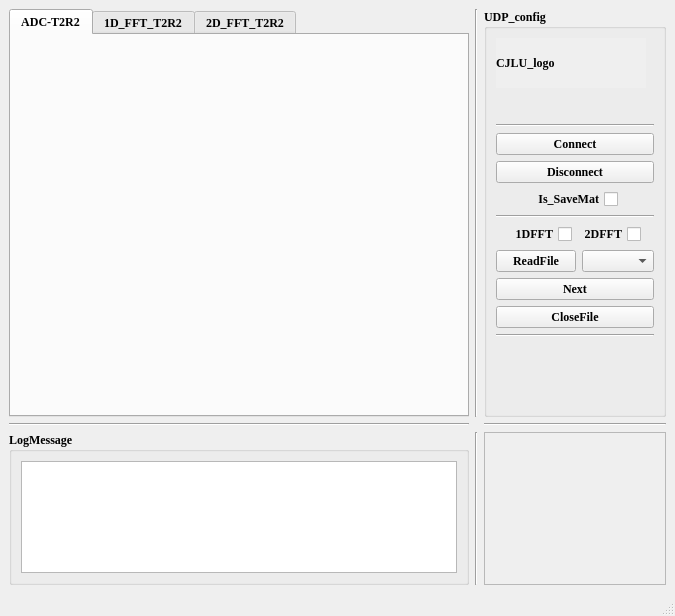
Before: the Qt Designer form Radar_UDP.ui in CruzeOliver/Andar_Radar_UDP, drawn with Qt 5.
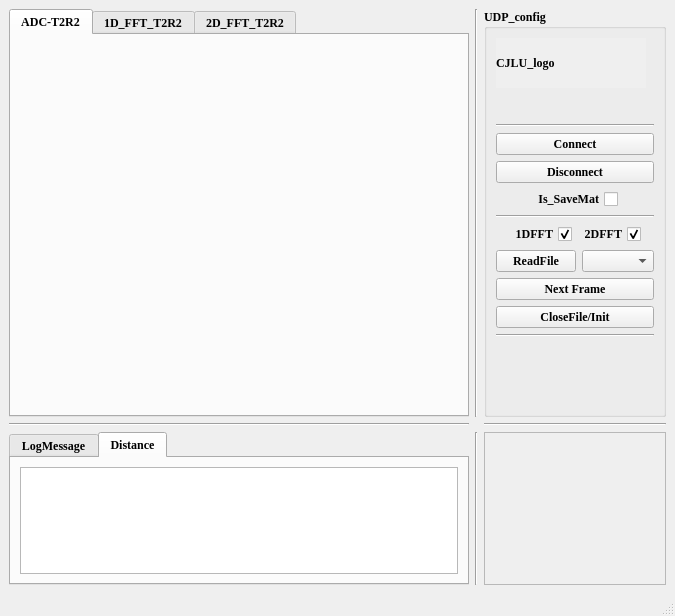
After: the same form once the commit is applied.

```diff
--- a/Radar_UDP.ui
+++ b/Radar_UDP.ui
@@ -139,31 +139,6 @@
       </widget>
      </widget>
     </item>
-    <item row="2" column="0">
-     <widget class="QGroupBox" name="groupBox_3">
-      <property name="sizePolicy">
-       <sizepolicy hsizetype="Expanding" vsizetype="Expanding">
-        <horstretch>2</horstretch>
-        <verstretch>3</verstretch>
-       </sizepolicy>
-      </property>
-      <property name="font">
-       <font>
-        <family>Times New Roman</family>
-        <weight>75</weight>
-        <bold>true</bold>
-       </font>
-      </property>
-      <property name="title">
-       <string>LogMessage</string>
-      </property>
-      <layout class="QHBoxLayout" name="horizontalLayout">
-       <item>
-        <widget class="QTextEdit" name="textEdit_log"/>
-       </item>
-      </layout>
-     </widget>
-    </item>
     <item row="0" column="2">
      <widget class="QGroupBox" name="groupBox_2">
       <property name="sizePolicy">
@@ -340,6 +315,9 @@
            <property name="text">
             <string>2DFFT</string>
            </property>
+           <property name="checked">
+            <bool>true</bool>
+           </property>
           </widget>
          </item>
          <item row="0" column="1">
@@ -350,6 +328,9 @@
            <property name="text">
             <string>1DFFT</string>
            </property>
+           <property name="checked">
+            <bool>true</bool>
+           </property>
           </widget>
          </item>
         </layout>
@@ -377,14 +358,14 @@
        <item>
         <widget class="QPushButton" name="pushButton_Next">
          <property name="text">
-          <string>Next</string>
+          <string>Next Frame</string>
          </property>
         </widget>
        </item>
        <item>
         <widget class="QPushButton" name="pushButton_CloseFile">
          <property name="text">
-          <string>CloseFile</string>
+          <string>CloseFile/Init</string>
          </property>
         </widget>
        </item>
@@ -442,6 +423,46 @@
       </property>
      </widget>
     </item>
+    <item row="2" column="0">
+     <widget class="QTabWidget" name="tabWidget_Message">
+      <property name="sizePolicy">
+       <sizepolicy hsizetype="Expanding" vsizetype="Expanding">
+        <horstretch>2</horstretch>
+        <verstretch>3</verstretch>
+       </sizepolicy>
+      </property>
+      <property name="font">
+       <font>
+        <family>Times New Roman</family>
+        <weight>75</weight>
+        <bold>true</bold>
+       </font>
+      </property>
+      <property name="currentIndex">
+       <number>1</number>
+      </property>
+      <widget class="QWidget" name="tab_log">
+       <attribute name="title">
+        <string>LogMessage</string>
+       </attribute>
+       <layout class="QHBoxLayout" name="horizontalLayout">
+        <item>
+         <widget class="QTextEdit" name="textEdit_log"/>
+        </item>
+       </layout>
+      </widget>
+      <widget class="QWidget" name="tab_Distance">
+       <attribute name="title">
+        <string>Distance</string>
+       </attribute>
+       <layout class="QHBoxLayout" name="horizontalLayout_2">
+        <item>
+         <widget class="QTableWidget" name="tableWidget_distance"/>
+        </item>
+       </layout>
+      </widget>
+     </widget>
+    </item>
    </layout>
    <zorder>tabWidget</zorder>
    <zorder>line_3</zorder>
```
Left out of the diff: 6 changed lines with no effect on the pictures.
